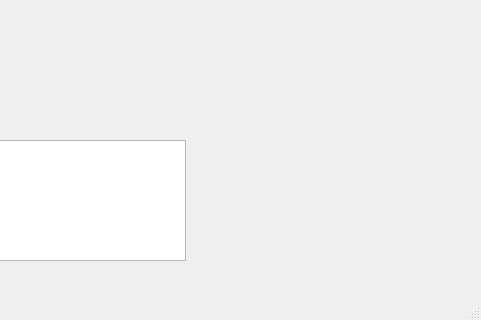
Above: Projects/Wendynator/Wendynator/MainWindow/mainwindow.ui from JuarezASF/Code before the change; both pictures show x 275 to 756 and y 217 to 537 of the 756 by 537 pixel window. Below: the same form after it.
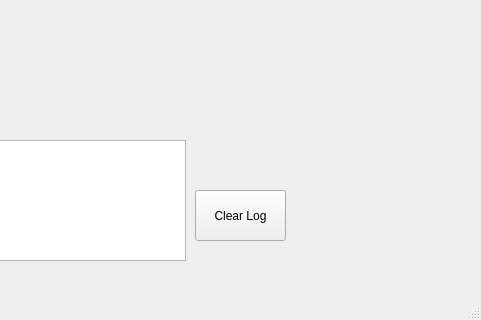
That is the form after the change.

What changed in the file:
```diff
--- a/Projects/Wendynator/Wendynator/MainWindow/mainwindow.ui
+++ b/Projects/Wendynator/Wendynator/MainWindow/mainwindow.ui
@@ -75,6 +75,19 @@
      </item>
     </layout>
    </widget>
+   <widget class="QPushButton" name="pushButton">
+    <property name="geometry">
+     <rect>
+      <x>470</x>
+      <y>390</y>
+      <width>91</width>
+      <height>51</height>
+     </rect>
+    </property>
+    <property name="text">
+     <string>Clear Log</string>
+    </property>
+   </widget>
   </widget>
   <widget class="QMenuBar" name="menuBar">
    <property name="geometry">
```
